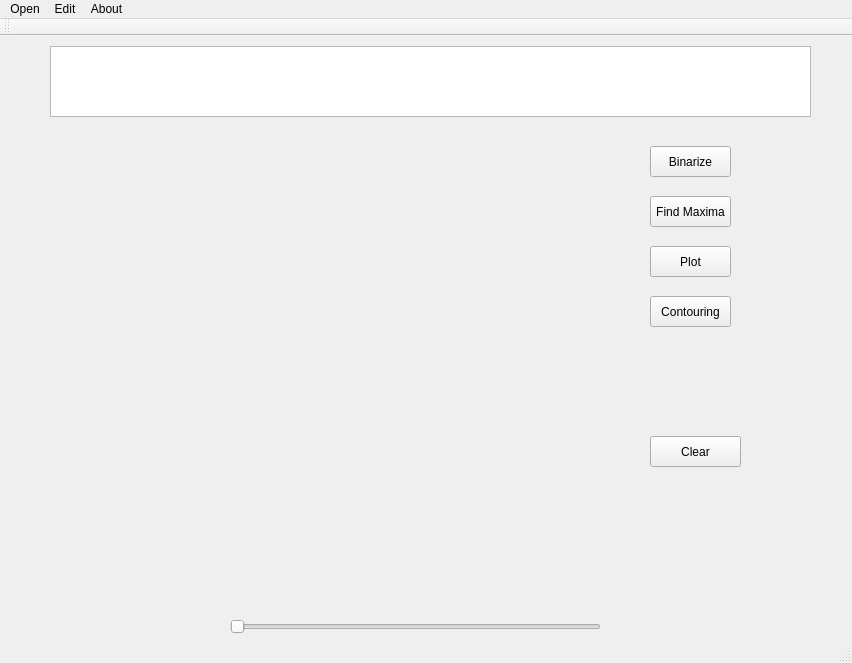
Qt form QtWidgetsApplication.ui (Barasakar/ImageContouring) before a commit.
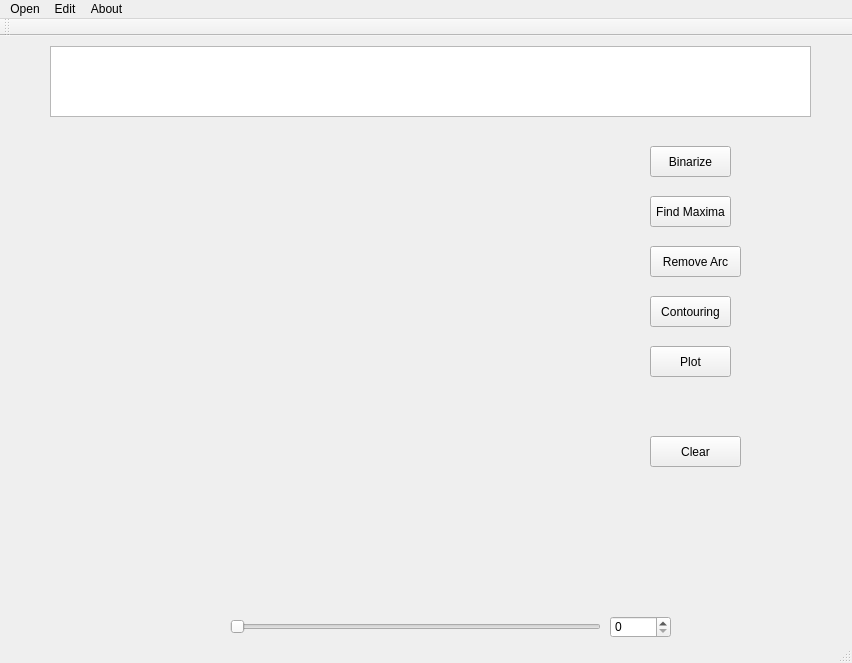
The same form after that commit.

The edit to the form file:
```diff
--- a/QtWidgetsApplication.ui
+++ b/QtWidgetsApplication.ui
@@ -95,7 +95,7 @@
     <property name="geometry">
      <rect>
       <x>650</x>
-      <y>210</y>
+      <y>310</y>
       <width>81</width>
       <height>31</height>
      </rect>
@@ -130,6 +130,32 @@
      <string>Clear</string>
     </property>
    </widget>
+   <widget class="QPushButton" name="removeArch">
+    <property name="geometry">
+     <rect>
+      <x>650</x>
+      <y>210</y>
+      <width>91</width>
+      <height>31</height>
+     </rect>
+    </property>
+    <property name="text">
+     <string>Remove Arc</string>
+    </property>
+   </widget>
+   <widget class="QSpinBox" name="sliderNum">
+    <property name="geometry">
+     <rect>
+      <x>610</x>
+      <y>580</y>
+      <width>61</width>
+      <height>22</height>
+     </rect>
+    </property>
+    <property name="maximum">
+     <number>999</number>
+    </property>
+   </widget>
   </widget>
   <widget class="QMenuBar" name="menuBar">
    <property name="geometry">
```
